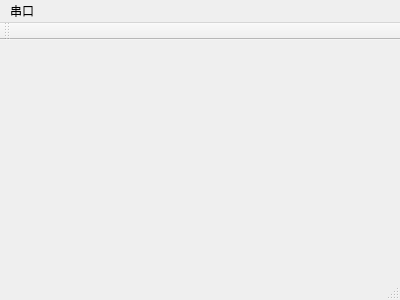
zhuangzuoyi/stm32_isp, file stm32_isp/mainwindow.ui: the form before one commit.
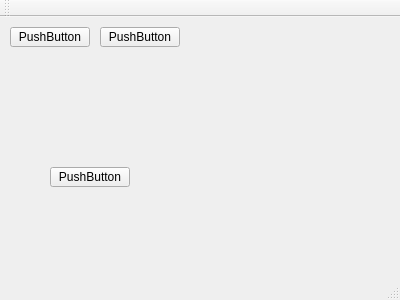
The form after the commit.

Diff of the .ui file:
```diff
--- a/stm32_isp/mainwindow.ui
+++ b/stm32_isp/mainwindow.ui
@@ -13,7 +13,47 @@
   <property name="windowTitle">
    <string>MainWindow</string>
   </property>
-  <widget class="QWidget" name="centralWidget"/>
+  <widget class="QWidget" name="centralWidget">
+   <widget class="QPushButton" name="pushButton">
+    <property name="geometry">
+     <rect>
+      <x>10</x>
+      <y>10</y>
+      <width>80</width>
+      <height>20</height>
+     </rect>
+    </property>
+    <property name="text">
+     <string>PushButton</string>
+    </property>
+   </widget>
+   <widget class="QPushButton" name="pushButton_2">
+    <property name="geometry">
+     <rect>
+      <x>50</x>
+      <y>150</y>
+      <width>80</width>
+      <height>20</height>
+     </rect>
+    </property>
+    <property name="text">
+     <string>PushButton</string>
+    </property>
+   </widget>
+   <widget class="QPushButton" name="pushButton_3">
+    <property name="geometry">
+     <rect>
+      <x>100</x>
+      <y>10</y>
+      <width>80</width>
+      <height>20</height>
+     </rect>
+    </property>
+    <property name="text">
+     <string>PushButton</string>
+    </property>
+   </widget>
+  </widget>
   <widget class="QMenuBar" name="menuBar">
    <property name="geometry">
     <rect>
@@ -23,12 +63,6 @@
      <height>22</height>
     </rect>
    </property>
-   <widget class="QMenu" name="menu">
-    <property name="title">
-     <string>串口</string>
-    </property>
-   </widget>
-   <addaction name="menu"/>
   </widget>
   <widget class="QToolBar" name="mainToolBar">
    <attribute name="toolBarArea">
```
